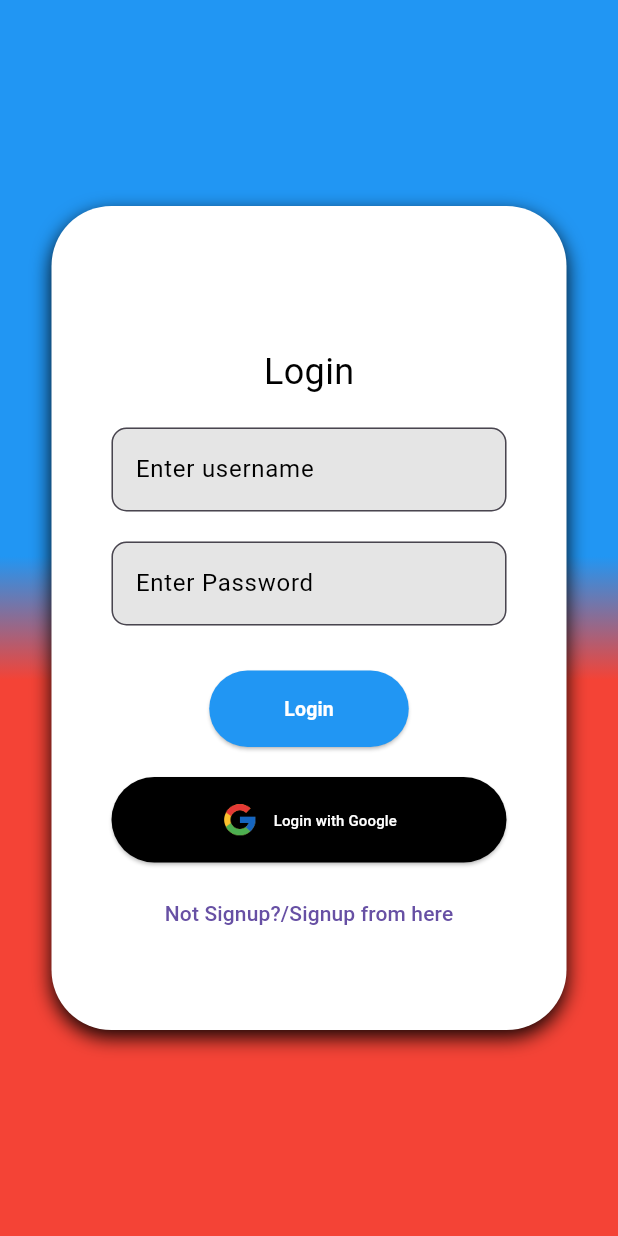
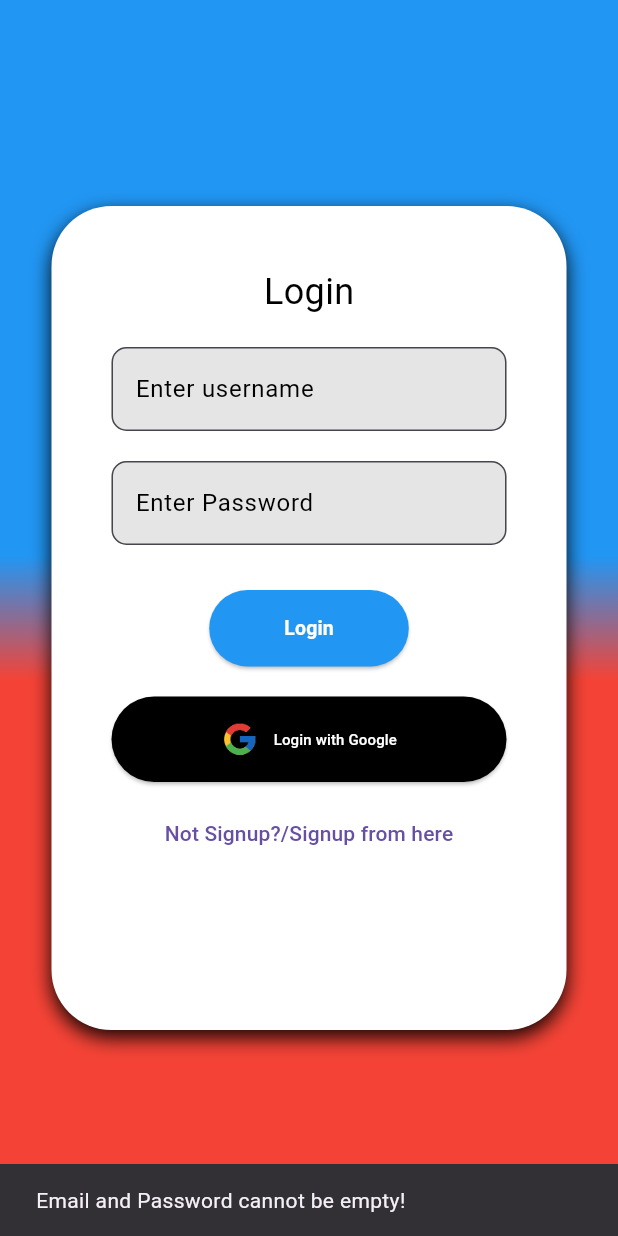
Before and after one commit to MeharSam1671/MadadGaar, a Flutter app: the LoginScreen screen opened by its route, after a tap on "Login", on a phone screen of 412 x 824 dp. Run offline on Flutter 3.47's test engine with Material 3 defaults, Android fonts, the phone set to English and light mode, and no system bars; our stand-ins replace cloud_firestore, firebase_auth, geolocator, google_maps_flutter; accounts and stored records are empty.

Commit message:
New Ui Changes By Hafiz Abdul Samad

```diff
--- a/lib/login/signup/login.dart
+++ b/lib/login/signup/login.dart
@@ -1,5 +1,8 @@
+import 'package:cloud_firestore/cloud_firestore.dart';
+import 'package:firebase_auth/firebase_auth.dart';
 import 'package:flutter/cupertino.dart';
 import 'package:flutter/material.dart';
+import 'package:madadgaar/Home/Home.dart';
 import 'package:madadgaar/login/signup/signup.dart';
 import 'package:madadgaar/main.dart';
 
@@ -14,7 +17,13 @@ class _LoginScreenState extends State<LoginScreen> {
   late Alignment beginAlignment;
   late Alignment endAlignment;
 
+
   @override
+  void dispose() {
+    _emailController.dispose();
+    _passwordController.dispose();
+    super.dispose();
+  }
   void initState() {
     super.initState();
     beginAlignment = Alignment.topRight;
@@ -39,6 +48,10 @@ class _LoginScreenState extends State<LoginScreen> {
       }
     });
   }
+  final TextEditingController _emailController = TextEditingController();
+  final TextEditingController _passwordController = TextEditingController();
+
+  String? UserName,Password;
 
 
   @override
@@ -71,7 +84,7 @@ class _LoginScreenState extends State<LoginScreen> {
               ], // Rounded corners for the container
             ),
             padding: EdgeInsets.symmetric(horizontal: 40),
-            child: Column(
+            child: SingleChildScrollView(child: Column(
               mainAxisAlignment: MainAxisAlignment.center,
               crossAxisAlignment: CrossAxisAlignment.center,
               children: [
@@ -80,6 +93,7 @@ class _LoginScreenState extends State<LoginScreen> {
                 SizedBox(height: 20),
                 // Username TextField
                 TextField(
+                  controller: _emailController,
                   decoration: InputDecoration(
                     hintText: "Enter username",
                     hintStyle: TextStyle(color: Colors.black),
@@ -88,13 +102,16 @@ class _LoginScreenState extends State<LoginScreen> {
                       borderSide: BorderSide(color: Colors.black),
                     ),
                     filled: true,
-                    fillColor: Colors.black.withOpacity(0.1), // Light background color for input
+                    fillColor: Colors.black.withOpacity(0.1),
+                    // Light background color for input
                   ),
                   style: TextStyle(color: Colors.black),
+
                 ),
                 SizedBox(height: 20), // Space between input fields
                 // Password TextField
                 TextField(
+                  controller: _passwordController,
                   obscureText: true, // To hide the password input
                   decoration: InputDecoration(
                     hintText: "Enter Password",
@@ -107,18 +124,55 @@ class _LoginScreenState extends State<LoginScreen> {
                     fillColor: Colors.black.withOpacity(0.1), // Light background color for input
                   ),
                   style: TextStyle(color: Colors.black),
+
                 ),
                 SizedBox(height: 30), // Space before the login button
                 // Login Button
                 ElevatedButton(
-                  onPressed: () {
-                    // Handle login logic here
+                  onPressed: () async {
+                    String email = _emailController.text.trim();
+                    String password = _passwordController.text.trim();
+
+                    if (email.isEmpty || password.isEmpty) {
+                      ScaffoldMessenger.of(context).showSnackBar(
+                        SnackBar(content: Text("Email and Password cannot be empty!")),
+                      );
+                      return;
+                    }
+
+                    try {
+                      // Sign in with Firebase Authentication
+                      UserCredential userCredential = await FirebaseAuth.instance
+                          .signInWithEmailAndPassword(email: email, password: password);
+
+                      // Fetch user details from Firestore
+                      DocumentSnapshot userDoc = await FirebaseFirestore.instance
+                          .collection('users')
+                          .doc(userCredential.user!.uid)
+                          .get();
+
+                      if (userDoc.exists) {
+                        // Navigate to the next screen (e.g., Dashboard)
+                        Navigator.pushReplacement(
+                          context,
+                          MaterialPageRoute(builder: (context) => Home()),
+                        );
+                      } else {
+                        ScaffoldMessenger.of(context).showSnackBar(
+                          SnackBar(content: Text("User does not exist in Firestore!")),
+                        );
+                      }
+                    } catch (e) {
+                      ScaffoldMessenger.of(context).showSnackBar(
+                        SnackBar(content: Text("Login failed: ${e.toString()}")),
+                      );
+                    }
                   },
                   style: ElevatedButton.styleFrom(
                     backgroundColor: Colors.blue, // Button color
-                    padding: EdgeInsets.symmetric(vertical: 16, horizontal: 50), // Consistent padding
+                    padding: EdgeInsets.symmetric(vertical: 16, horizontal: 50),
                     shape: RoundedRectangleBorder(
-                      borderRadius: BorderRadius.circular(50), // Rounded button
+                      borderRadius: BorderRadius.circular(50),
                     ),
                   ),
                   child: Text(
@@ -126,6 +180,7 @@ class _LoginScreenState extends State<LoginScreen> {
                     style: TextStyle(fontSize: 13, fontWeight: FontWeight.bold, color: Colors.white),
                   ),
                 ),
+
                 SizedBox(height: 20),
                 // Login with Google Button
                 ElevatedButton(
@@ -158,8 +213,9 @@ class _LoginScreenState extends State<LoginScreen> {
                   },
                   child: Text("Not Signup?/Signup from here"),
                 ),
+                SizedBox(height: 20),
               ],
-            ),
+            ),),
           ),
         ),
       ),
--- a/pubspec.yaml
+++ b/pubspec.yaml
@@ -40,6 +40,8 @@ dependencies:
   geolocator: ^13.0.1
   url_launcher: ^6.3.1
   cloud_firestore: ^5.6.0
+  firebase_auth: ^5.3.4
+  firebase_core: ^3.9.0
 
 dev_dependencies:
   flutter_test:
```
Also changed, not shown: pubspec.lock, 3 other files.
